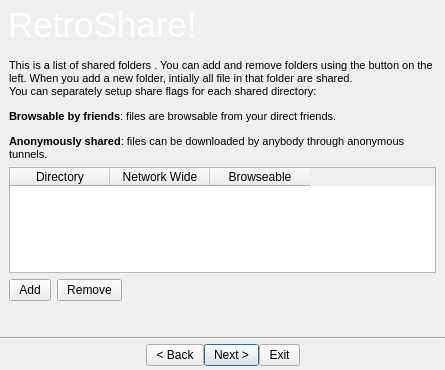
Old version of the form retroshare-gui/src/gui/QuickStartWizard.ui in the repository RetroShare/RetroShare.
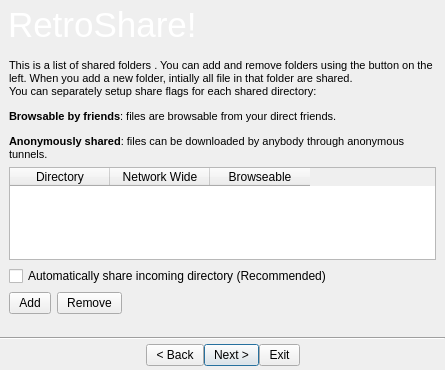
New version of the form. The open tabs and pages were chosen to show the change. Icons and pictures are not drawn.

Commit message: Removed member ftController::mShareDownloadDir and calculate the value from the shared directories. Combined the two methods for share and unshare of the download dir. Added share incoming directory to the QuickStartWizard. Recompile of the GUI needed.

Diff of the .ui file:
```diff
--- a/retroshare-gui/src/gui/QuickStartWizard.ui
+++ b/retroshare-gui/src/gui/QuickStartWizard.ui
@@ -681,21 +681,21 @@
             </item>
            </layout>
           </item>
-          <item row="2" column="0">
+          <item row="3" column="0">
            <widget class="QPushButton" name="pushButtonSharesAdd">
             <property name="text">
              <string>Add</string>
             </property>
            </widget>
           </item>
-          <item row="2" column="1">
+          <item row="3" column="1">
            <widget class="QPushButton" name="pushButtonSharesRemove">
             <property name="text">
              <string>Remove</string>
             </property>
            </widget>
           </item>
-          <item row="2" column="2">
+          <item row="3" column="2">
            <spacer name="horizontalSpacer_16">
             <property name="orientation">
              <enum>Qt::Horizontal</enum>
@@ -708,7 +708,7 @@
             </property>
            </spacer>
           </item>
-          <item row="3" column="0" colspan="3">
+          <item row="4" column="0" colspan="3">
            <spacer name="verticalSpacer_4">
             <property name="orientation">
              <enum>Qt::Vertical</enum>
@@ -721,6 +721,13 @@
             </property>
            </spacer>
           </item>
+          <item row="2" column="0" colspan="3">
+           <widget class="QCheckBox" name="shareIncomingDirectory">
+            <property name="text">
+             <string>Automatically share incoming directory (Recommended)</string>
+            </property>
+           </widget>
+          </item>
          </layout>
         </widget>
        </item>
```
Left out of the diff: 2 changed lines with no effect on the pictures. The commit also changes 10 other files.
